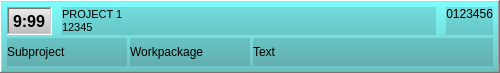
Old version of the form strips/timeassignmentstrip.ui in the repository qohelet/QtZeiterfassung.
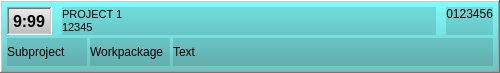
New version of the form.

```diff
--- a/strips/timeassignmentstrip.ui
+++ b/strips/timeassignmentstrip.ui
@@ -19,7 +19,7 @@
   <property name="frameShadow">
    <enum>QFrame::Raised</enum>
   </property>
-  <layout class="QVBoxLayout" name="verticalLayout" stretch="0,0">
+  <layout class="QVBoxLayout" stretch="0,0">
    <property name="spacing">
     <number>3</number>
    </property>
@@ -36,7 +36,7 @@
     <number>5</number>
    </property>
    <item>
-    <layout class="QHBoxLayout" name="horizontalLayout" stretch="0,1,0">
+    <layout class="QHBoxLayout" stretch="0,1,0">
      <property name="spacing">
       <number>10</number>
      </property>
@@ -95,12 +95,12 @@
     </layout>
    </item>
    <item>
-    <layout class="QHBoxLayout" name="horizontalLayout_2" stretch="0,0,1">
+    <layout class="QHBoxLayout" stretch="0,0,1">
      <item>
       <widget class="QLabel" name="labelSubproject">
        <property name="minimumSize">
         <size>
-         <width>120</width>
+         <width>80</width>
          <height>0</height>
         </size>
        </property>
@@ -116,7 +116,7 @@
       <widget class="QLabel" name="labelWorkpackage">
        <property name="minimumSize">
         <size>
-         <width>120</width>
+         <width>80</width>
          <height>0</height>
         </size>
        </property>
```
